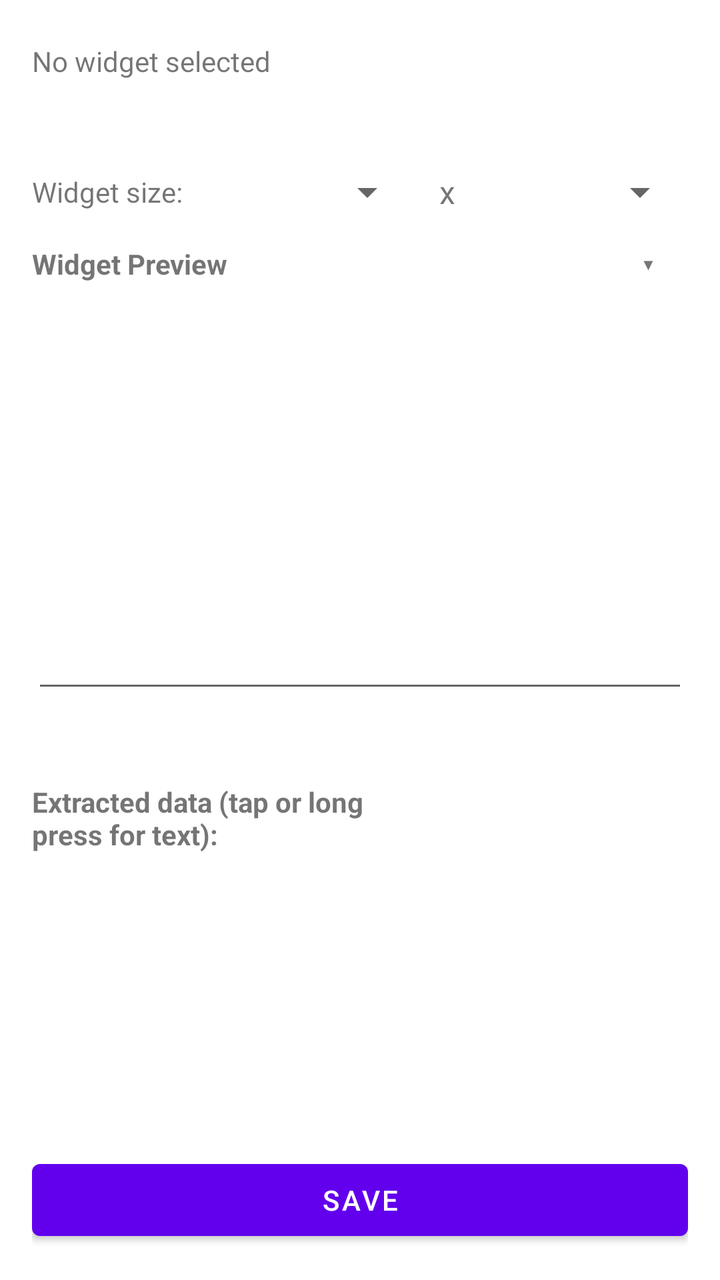
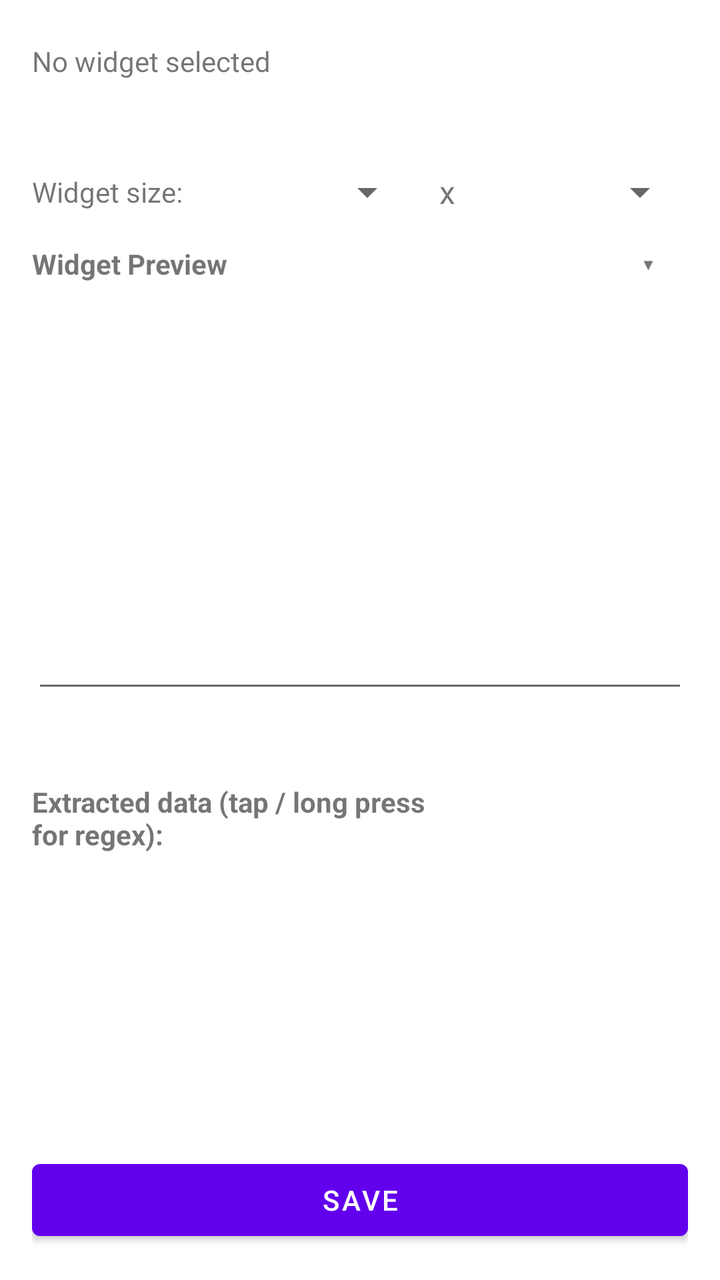

Two renders of the same Android screen: before a commit and after it. Below are the layout's source before the change and the commit's diff.
<!-- AndroidManifest.xml: fallback theme Theme.MaterialComponents.DayNight.NoActionBar -->
<!-- res/layout/activity_config_widget_action.xml -->
<?xml version="1.0" encoding="utf-8"?>
<LinearLayout xmlns:android="http://schemas.android.com/apk/res/android"
    android:layout_width="match_parent"
    android:layout_height="match_parent"
    android:orientation="vertical"
    android:padding="16dp">

    <LinearLayout
        android:layout_width="match_parent"
        android:layout_height="wrap_content"
        android:orientation="horizontal"
        android:gravity="center_vertical"
        android:layout_marginBottom="8dp">

        <LinearLayout
            android:layout_width="0dp"
            android:layout_height="wrap_content"
            android:layout_weight="1"
            android:orientation="vertical">

            <TextView
                android:id="@+id/appNameText"
                android:layout_width="match_parent"
                android:layout_height="wrap_content"
                android:textSize="14sp"
                android:text="No widget selected" />

            <TextView
                android:id="@+id/widgetNameText"
                android:layout_width="match_parent"
                android:layout_height="wrap_content"
                android:textSize="14sp"
                android:textStyle="bold" />

        </LinearLayout>

        <Button
            android:id="@+id/changeWidgetButton"
            style="?android:attr/borderlessButtonStyle"
            android:layout_width="wrap_content"
            android:layout_height="wrap_content"
            android:text="Select Widget" />

    </LinearLayout>

    <LinearLayout
        android:layout_width="match_parent"
        android:layout_height="wrap_content"
        android:orientation="horizontal"
        android:gravity="center_vertical">

        <TextView
            android:layout_width="wrap_content"
            android:layout_height="wrap_content"
            android:text="Widget size:"
            android:textSize="14sp"
            android:layout_marginEnd="12dp" />

        <Spinner
            android:id="@+id/spanXSpinner"
            android:layout_width="0dp"
            android:layout_height="48dp"
            android:layout_weight="1" />

        <TextView
            android:layout_width="wrap_content"
            android:layout_height="wrap_content"
            android:text="x"
            android:textSize="16sp"
            android:layout_marginStart="12dp"
            android:layout_marginEnd="12dp" />

        <Spinner
            android:id="@+id/spanYSpinner"
            android:layout_width="0dp"
            android:layout_height="48dp"
            android:layout_weight="1" />

    </LinearLayout>

    
    <LinearLayout
        android:id="@+id/previewHeaderRow"
        android:layout_width="match_parent"
        android:layout_height="wrap_content"
        android:orientation="horizontal"
        android:gravity="center_vertical"
        android:layout_marginBottom="4dp"
        android:background="?android:attr/selectableItemBackground"
        android:paddingBottom="4dp">

        <TextView
            android:layout_width="0dp"
            android:layout_height="wrap_content"
            android:layout_weight="1"
            android:text="Widget Preview"
            android:textSize="14sp"
            android:textStyle="bold" />

        <TextView
            android:id="@+id/previewChevron"
            android:layout_width="24dp"
            android:layout_height="24dp"
            android:layout_marginEnd="8dp"
            android:gravity="center"
            android:text="▾"
            android:textSize="16sp" />

    </LinearLayout>

    
    <FrameLayout
        android:id="@+id/previewFrame"
        android:layout_width="match_parent"
        android:layout_height="wrap_content"
        android:minHeight="120dp"
        android:background="@drawable/bg_widget_preview"
        android:padding="8dp"
        android:layout_marginBottom="8dp" />

    <LinearLayout
        android:id="@+id/queryRow"
        android:layout_width="match_parent"
        android:layout_height="wrap_content"
        android:orientation="vertical">

        <TextView
            android:id="@+id/queryLabel"
            android:layout_width="match_parent"
            android:layout_height="wrap_content"
            android:textSize="14sp"
            android:layout_marginBottom="4dp" />

        <FrameLayout
            android:layout_width="match_parent"
            android:layout_height="wrap_content"
            android:layout_marginBottom="8dp">

            <EditText
                android:id="@+id/queryEditText"
                android:layout_width="match_parent"
                android:layout_height="wrap_content"
                android:inputType="text"
                android:paddingStart="12dp"
                android:paddingEnd="48dp"
                android:paddingTop="12dp"
                android:paddingBottom="12dp" />

            <TextView
                android:id="@+id/queryClearButton"
                android:layout_width="48dp"
                android:layout_height="48dp"
                android:layout_gravity="end|center_vertical"
                android:gravity="center"
                android:text="✕"
                android:textSize="16sp"
                android:visibility="gone" />

        </FrameLayout>

    </LinearLayout>

    <TextView
        android:id="@+id/statusText"
        android:layout_width="match_parent"
        android:layout_height="wrap_content"
        android:textSize="13sp"
        android:layout_marginBottom="8dp" />

    <LinearLayout
        android:layout_width="match_parent"
        android:layout_height="wrap_content"
        android:orientation="horizontal"
        android:gravity="center_vertical"
        android:layout_marginBottom="4dp">

        <TextView
            android:id="@+id/nodesHeaderText"
            android:layout_width="0dp"
            android:layout_height="wrap_content"
            android:layout_weight="1"
            android:text="Extracted data (tap or long press for text):"
            android:textSize="14sp"
            android:textStyle="bold" />

        <Button
            android:id="@+id/refreshButton"
            style="?android:attr/borderlessButtonStyle"
            android:layout_width="wrap_content"
            android:layout_height="wrap_content"
            android:text="Refresh Data" />

    </LinearLayout>

    <ListView
        android:id="@+id/nodesListView"
        android:layout_width="match_parent"
        android:layout_height="0dp"
        android:layout_weight="1"
        android:layout_marginBottom="8dp" />

    <Button
        android:id="@+id/saveButton"
        android:layout_width="match_parent"
        android:layout_height="wrap_content"
        android:text="Save" />

</LinearLayout>
<!-- resources referenced by this layout -->
<resources>
  <!-- drawable bg_widget_preview (drawable) -->
  <?xml version="1.0" encoding="utf-8"?>
  <shape xmlns:android="http://schemas.android.com/apk/res/android"
      android:shape="rectangle">
      <solid android:color="?android:attr/colorBackgroundFloating" />
      <corners android:radius="16dp" />
  </shape>
</resources>

<!-- the commit's change to res/layout/activity_config_widget_action.xml (unified diff, before → after) -->
@@ -179,7 +179,7 @@
             android:layout_width="0dp"
             android:layout_height="wrap_content"
             android:layout_weight="1"
-            android:text="Extracted data (tap or long press for text):"
+            android:text="Extracted data (tap / long press for regex):"
             android:textSize="14sp"
             android:textStyle="bold" />
 
